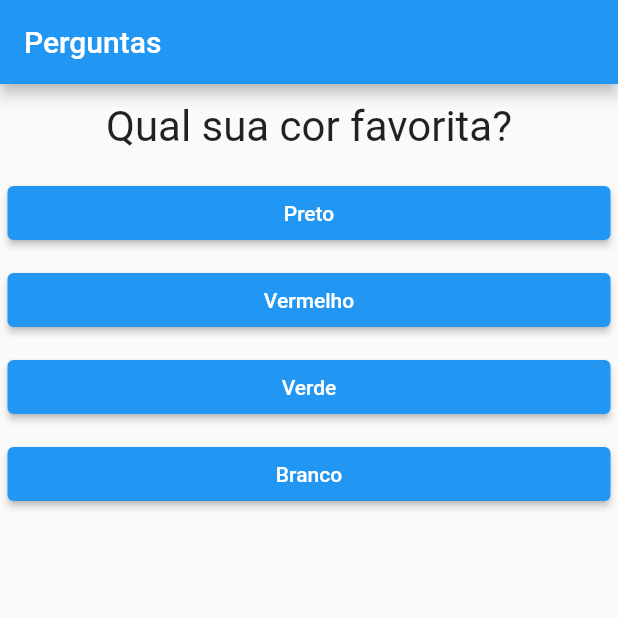
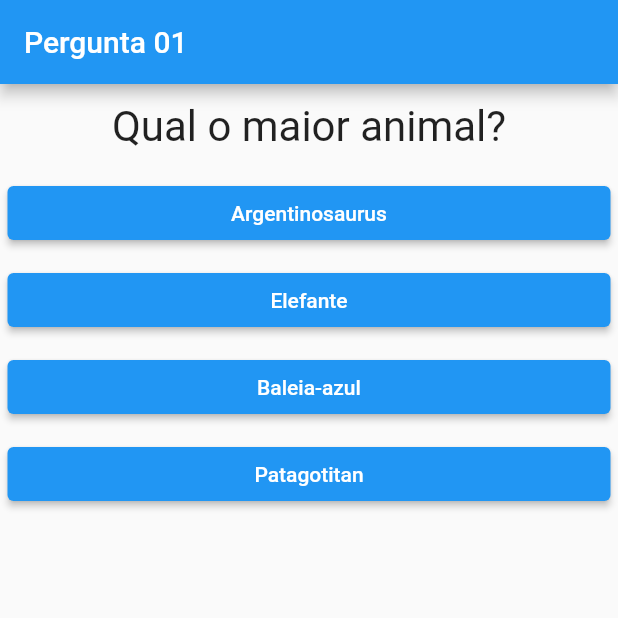
Before and after one commit to oTalDoHud/flutter-projeto-perguntas, a Flutter app: the screen it shows after launch, on a phone screen of 412 x 824 dp, the top half of it. Run offline on Flutter 3.47's test engine with Material 2 defaults, Android fonts, the phone set to English and light mode, and no system bars.

Commit message:
Troca de título e aumento de perguntas

```diff
--- a/lib/main.dart
+++ b/lib/main.dart
@@ -7,33 +7,62 @@ void main(List<String> args) => runApp(PerguntaAPP());
 class _PerguntaAppState extends State<PerguntaAPP> {
   var _perguntaSelecionada = 0;
   var _pontuacaoTotal = 0;
+  var _titulo = 'Pergunta 01';
 
   final List<Map<String, Object>> perguntas = const [
     {
-      "texto": "Qual sua cor favorita?",
+      "texto": "Qual o maior animal?",
       "respostas": [
-        {"texto": "Preto", "pontuacao": 10},
-        {"texto": "Vermelho", "pontuacao": 5},
-        {"texto": "Verde", "pontuacao": 3},
-        {"texto": "Branco", "pontuacao": 1},
+        {"texto": "Argentinosaurus", "pontuacao": 0},
+        {"texto": "Elefante", "pontuacao": 0},
+        {"texto": "Baleia-azul", "pontuacao": 1},
+        {"texto": "Patagotitan", "pontuacao": 0},
       ],
     },
     {
-      "texto": "Qual seu animal favorito?",
+      "texto": "Qual o planeta mais próximo do nosso sol?",
       "respostas": [
-        {"texto": "Coelho", "pontuacao": 10},
-        {"texto": "Cobra", "pontuacao": 5},
-        {"texto": "Elefante", "pontuacao": 3},
-        {"texto": "Leão", "pontuacao": 1},
+        {"texto": "Vênus", "pontuacao": 0},
+        {"texto": "Marte", "pontuacao": 0},
+        {"texto": "Mercúrio", "pontuacao": 1},
+        {"texto": "Júpiter", "pontuacao": 0},
       ],
     },
     {
-      "texto": "Qual seu instrutor favorito?",
+      "texto": "Qual país inventou a pólvora?",
       "respostas": [
-        {"texto": "Maria", "pontuacao": 10},
-        {"texto": "João", "pontuacao": 5},
-        {"texto": "Léo", "pontuacao": 3},
-        {"texto": "Pedro", "pontuacao": 1},
+        {"texto": "Holanda", "pontuacao": 0},
+        {"texto": "Inglaterra", "pontuacao": 0},
+        {"texto": "China", "pontuacao": 1},
+        {"texto": "India", "pontuacao": 0},
+      ],
+    },
+    {
+      "texto": "De quem é a famosa frase “Penso, logo existo”?",
+      "respostas": [
+        {"texto": "Platão", "pontuacao": 0},
+        {"texto": "Descartes", "pontuacao": 1},
+        {"texto": "Galileu Galilei", "pontuacao": 0},
+        {"texto": "Sócrates", "pontuacao": 0},
+      ],
+    },
+    {
+      "texto":
+          "Qual o nome do presidente do Brasil que ficou conhecido como Jango?",
+      "respostas": [
+        {"texto": "Jânio Quadros", "pontuacao": 0},
+        {"texto": "Jacinto Anjos", "pontuacao": 0},
+        {"texto": "Getúlio Vargas", "pontuacao": 0},
+        {"texto": "João Goulart", "pontuacao": 1},
+      ],
+    },
+    {
+      "texto": "Quais o menor e o maior país do mundo?",
+      "respostas": [
+        {"texto": "Vaticano e Rússia", "pontuacao": 1},
+        {"texto": "Nauru e China", "pontuacao": 0},
+        {"texto": "Malta e Estados Unidos", "pontuacao": 0},
+        {"texto": "São Marino e Índia", "pontuacao": 0},
       ],
     },
   ];
@@ -43,6 +72,11 @@ class _PerguntaAppState extends State<PerguntaAPP> {
       setState(() {
         _perguntaSelecionada++;
         _pontuacaoTotal += pontuacao;
+        if (temPerguntaSelecionada){
+          _titulo = "Pergunta  0${_perguntaSelecionada + 1}";
+        }else{
+          _titulo= "Resultado";
+        }
       });
     }
   }
@@ -51,6 +85,7 @@ class _PerguntaAppState extends State<PerguntaAPP> {
     setState(() {
       _perguntaSelecionada = 0;
       _pontuacaoTotal = 0;
+      _titulo = "Pergunta  0${_perguntaSelecionada + 1}";
     });
   }
 
@@ -61,7 +96,7 @@ class _PerguntaAppState extends State<PerguntaAPP> {
   Widget build(BuildContext context) {
     return MaterialApp(
         home: Scaffold(
-            appBar: AppBar(title: Text("Perguntas")),
+            appBar: AppBar(title: Text(_titulo)),
             body: temPerguntaSelecionada
                 ? Questionario(perguntas, _perguntaSelecionada, _responder,
                     temPerguntaSelecionada)
--- a/lib/resultado.dart
+++ b/lib/resultado.dart
@@ -9,15 +9,21 @@ class Resultado extends StatelessWidget {
       : super(key: key);
 
   String get fraseResultado {
-    if (_pontuacaoTotal < 8) {
+    if (_pontuacaoTotal < 1) {
       return "Parabéns!";
-    } else if (_pontuacaoTotal < 12) {
+    } else if (_pontuacaoTotal < 2) {
       return "Você é bom!";
-    } else if (_pontuacaoTotal < 16) {
-      return "Impressionante!";
     } else {
       return "nível Jedi!";
     }
+  }
+
+  String get questaoQuestoes {
+    if(_pontuacaoTotal == 1){
+      return "questão";
+    }
+
+    return "questões";
   }
 
   @override
@@ -33,7 +39,7 @@ class Resultado extends StatelessWidget {
         ),
         Center(
           child: Text(
-            "Nota: $_pontuacaoTotal",
+            "Você acertou: $_pontuacaoTotal $questaoQuestoes!",
             style: const TextStyle(fontSize: 20),
           ),
         ),
```
